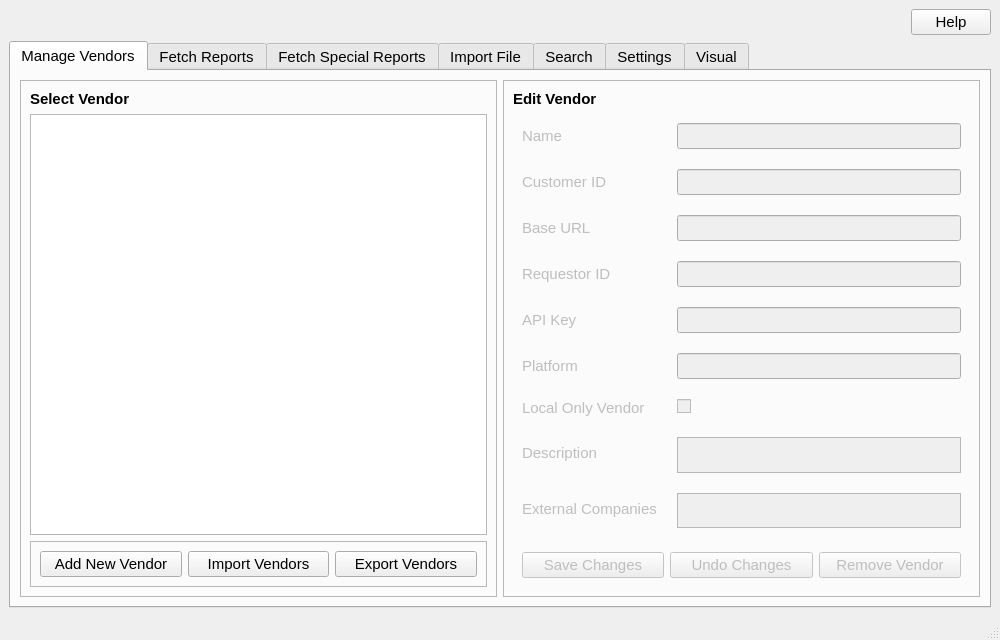
The window that ui/MainWindow.ui (CS-4820-Library-Project/COUNTER-5-Report-Tool-2020-5.0) describes before a commit, drawn with Qt 5.
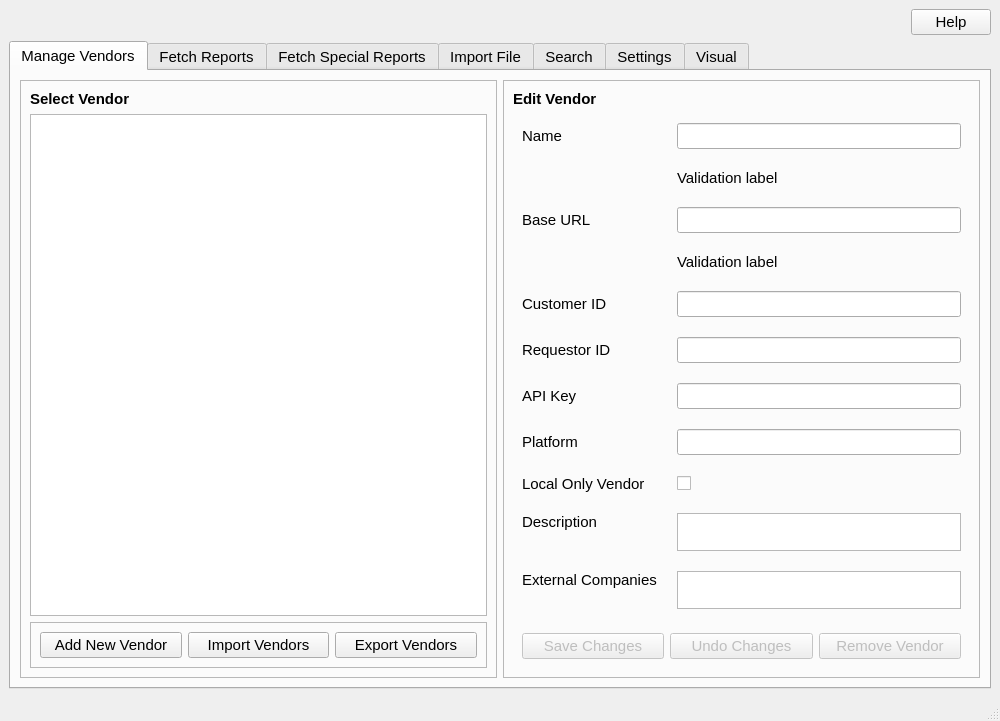
The same window after the commit.

Commit message: Implemented validation for vendor name and base url

What changed in the file:
```diff
--- a/ui/MainWindow.ui
+++ b/ui/MainWindow.ui
@@ -7,7 +7,7 @@
     <x>0</x>
     <y>0</y>
     <width>1000</width>
-    <height>640</height>
+    <height>721</height>
    </rect>
   </property>
   <property name="minimumSize">
@@ -178,35 +178,12 @@
               </item>
               <item>
                <widget class="QFrame" name="edit_vendor_details_frame">
-                <property name="enabled">
-                 <bool>false</bool>
-                </property>
-                <layout class="QFormLayout" name="formLayout">
-                 <property name="horizontalSpacing">
+                <layout class="QGridLayout" name="gridLayout_5">
+                 <property name="spacing">
                   <number>20</number>
                  </property>
-                 <property name="verticalSpacing">
-                  <number>20</number>
-                 </property>
-                 <item row="0" column="0">
-                  <widget class="QLabel" name="label">
-                   <property name="text">
-                    <string>Name</string>
-                   </property>
-                  </widget>
-                 </item>
-                 <item row="0" column="1">
-                  <widget class="QLineEdit" name="nameEdit"/>
-                 </item>
-                 <item row="1" column="0">
-                  <widget class="QLabel" name="label_2">
-                   <property name="text">
-                    <string>Customer ID</string>
-                   </property>
-                  </widget>
-                 </item>
-                 <item row="1" column="1">
-                  <widget class="QLineEdit" name="customerIdEdit"/>
+                 <item row="2" column="1">
+                  <widget class="QLineEdit" name="baseUrlEdit"/>
                  </item>
                  <item row="2" column="0">
                   <widget class="QLabel" name="label_3">
@@ -215,57 +192,81 @@
                    </property>
                   </widget>
                  </item>
-                 <item row="2" column="1">
-                  <widget class="QLineEdit" name="baseUrlEdit"/>
-                 </item>
-                 <item row="3" column="0">
-                  <widget class="QLabel" name="label_4">
+                 <item row="1" column="1">
+                  <widget class="QLabel" name="name_validation_label">
                    <property name="text">
-                    <string>Requestor ID</string>
+                    <string>Validation label</string>
                    </property>
                   </widget>
                  </item>
-                 <item row="3" column="1">
-                  <widget class="QLineEdit" name="requestorIdEdit"/>
+                 <item row="4" column="1">
+                  <widget class="QLineEdit" name="customerIdEdit"/>
                  </item>
-                 <item row="4" column="0">
+                 <item row="8" column="0">
                   <widget class="QLabel" name="label_5">
                    <property name="text">
                     <string>API Key</string>
                    </property>
                   </widget>
                  </item>
-                 <item row="4" column="1">
-                  <widget class="QLineEdit" name="apiKeyEdit"/>
-                 </item>
-                 <item row="5" column="0">
+                 <item row="9" column="0">
                   <widget class="QLabel" name="label_6">
                    <property name="text">
                     <string>Platform</string>
                    </property>
                   </widget>
                  </item>
-                 <item row="5" column="1">
+                 <item row="9" column="1">
                   <widget class="QLineEdit" name="platformEdit"/>
                  </item>
-                 <item row="6" column="0">
+                 <item row="4" column="0">
+                  <widget class="QLabel" name="label_2">
+                   <property name="text">
+                    <string>Customer ID</string>
+                   </property>
+                  </widget>
+                 </item>
+                 <item row="0" column="0">
+                  <widget class="QLabel" name="label">
+                   <property name="text">
+                    <string>Name</string>
+                   </property>
+                  </widget>
+                 </item>
+                 <item row="7" column="0">
+                  <widget class="QLabel" name="label_4">
+                   <property name="text">
+                    <string>Requestor ID</string>
+                   </property>
+                  </widget>
+                 </item>
+                 <item row="0" column="1">
+                  <widget class="QLineEdit" name="nameEdit"/>
+                 </item>
+                 <item row="8" column="1">
+                  <widget class="QLineEdit" name="apiKeyEdit"/>
+                 </item>
+                 <item row="7" column="1">
+                  <widget class="QLineEdit" name="requestorIdEdit"/>
+                 </item>
+                 <item row="12" column="0" alignment="Qt::AlignTop">
+                  <widget class="QLabel" name="companiesText">
+                   <property name="text">
+                    <string>External Companies</string>
+                   </property>
+                  </widget>
+                 </item>
+                 <item row="10" column="0">
                   <widget class="QLabel" name="label_39">
                    <property name="text">
                     <string>Local Only Vendor</string>
                    </property>
                   </widget>
                  </item>
-                 <item row="6" column="1">
-                  <widget class="QCheckBox" name="local_only_check_box"/>
+                 <item row="12" column="1">
+                  <widget class="QPlainTextEdit" name="companiesEdit"/>
                  </item>
-                 <item row="7" column="0">
-                  <widget class="QLabel" name="label_28">
-                   <property name="text">
-                    <string>Description</string>
-                   </property>
-                  </widget>
-                 </item>
-                 <item row="7" column="1">
+                 <item row="11" column="1">
                   <widget class="QPlainTextEdit" name="descriptionEdit">
                    <property name="autoFillBackground">
                     <bool>false</bool>
@@ -287,15 +288,22 @@
                    </property>
                   </widget>
                  </item>
-                 <item row="8" column="0">
-                  <widget class="QLabel" name="companiesText">
+                 <item row="10" column="1">
+                  <widget class="QCheckBox" name="local_only_check_box"/>
+                 </item>
+                 <item row="11" column="0" alignment="Qt::AlignTop">
+                  <widget class="QLabel" name="label_28">
                    <property name="text">
-                    <string>External Companies</string>
+                    <string>Description</string>
                    </property>
                   </widget>
                  </item>
-                 <item row="8" column="1">
-                  <widget class="QPlainTextEdit" name="companiesEdit"/>
+                 <item row="3" column="1">
+                  <widget class="QLabel" name="url_validation_label">
+                   <property name="text">
+                    <string>Validation label</string>
+                   </property>
+                  </widget>
                  </item>
                 </layout>
                </widget>
```
Left out of the diff: 25 changed lines with no effect on the pictures. The commit also changes 4 other files.
